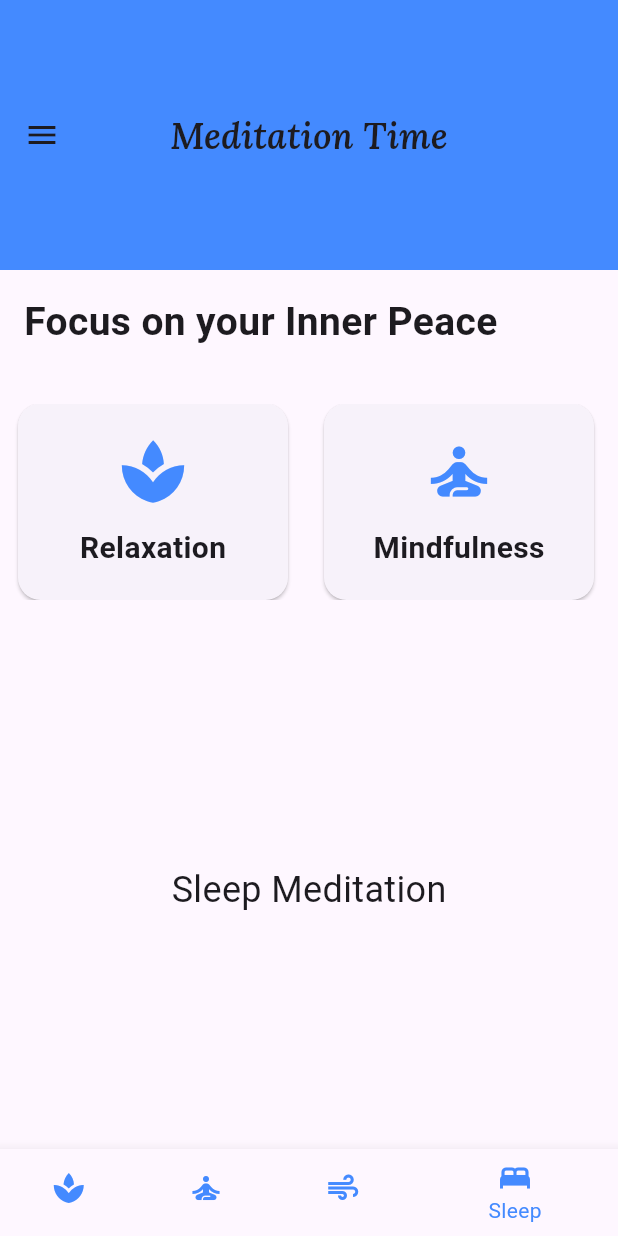
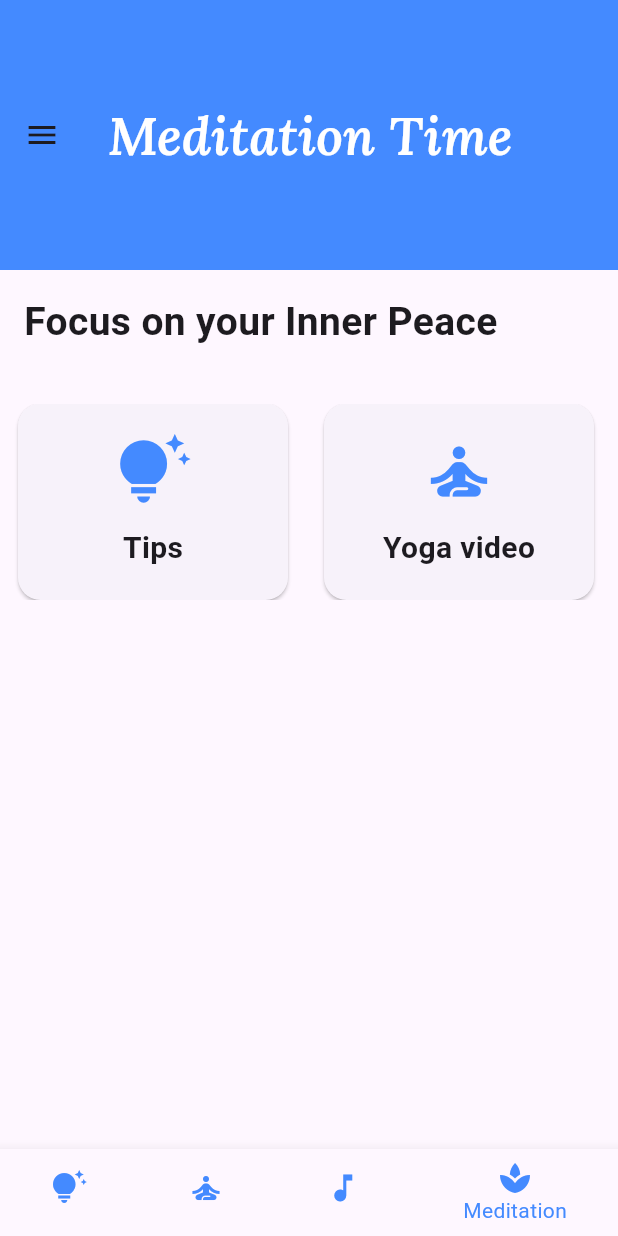
Before and after one commit to 7336x/batol_reem_2, a Flutter app: the screen it shows after launch, item 4 of the bottom bar chosen, on a phone screen of 412 x 824 dp. Run offline on Flutter 3.47's test engine with Material 3 defaults, Android fonts, the phone set to English and light mode, and no system bars; our stand-ins replace dio, go_router, google_fonts, shared_preferences; missing offline and left inert: jwt_decode; accounts and stored records are empty; project files that could hold a hidden picture were left out.

Commit message:
changed the icon

```diff
--- a/lib/pages/home_page.dart
+++ b/lib/pages/home_page.dart
@@ -55,14 +55,14 @@ class MeditationHomePage extends StatefulWidget {
 class _MeditationHomePageState extends State<MeditationHomePage> {
   int _selectedIndex = 0;
 
-  static const List<Widget> _pages = <Widget>[
-    Center(
-        child: Text('Relaxation Meditation', style: TextStyle(fontSize: 24))),
-    Center(
-        child: Text('Mindfulness Meditation', style: TextStyle(fontSize: 24))),
-    Center(child: Text('Breathing Meditation', style: TextStyle(fontSize: 24))),
-    Center(child: Text('Sleep Meditation', style: TextStyle(fontSize: 24))),
-  ];
+  // static const List<Widget> _pages = <Widget>[
+  //   Center(
+  //       child: Text('Relaxation Meditation', style: TextStyle(fontSize: 24))),
+  //   Center(
+  //       child: Text('Mindfulness Meditation', style: TextStyle(fontSize: 24))),
+  //   Center(child: Text('Breathing Meditation', style: TextStyle(fontSize: 24))),
+  //   Center(child: Text('Sleep Meditation', style: TextStyle(fontSize: 24))),
+  // ];
 
   void _onItemTapped(int index) {
     setState(() {
@@ -77,9 +77,10 @@ class _MeditationHomePageState extends State<MeditationHomePage> {
         title: Text(
           'Meditation Time',
           style: GoogleFonts.lora(
-            fontSize: 24,
+            fontSize: 35,
             fontWeight: FontWeight.w600, // SemiBold
             fontStyle: FontStyle.italic, // Italic style
+            color: Colors.white,
           ),
         ),
         toolbarHeight: 180, // Increased AppBar height
@@ -152,41 +153,41 @@ class _MeditationHomePageState extends State<MeditationHomePage> {
             scrollDirection: Axis.horizontal,
             child: Row(
               children: [
-                _buildMeditationCard(context, 'Relaxation', Icons.spa),
+                _buildMeditationCard(context, 'Tips', Icons.tips_and_updates),
                 _buildMeditationCard(
-                    context, 'Mindfulness', Icons.self_improvement),
-                _buildMeditationCard(context, 'Breathing', Icons.air),
-                _buildMeditationCard(context, 'Sleep', Icons.bed),
+                    context, 'Yoga video', Icons.self_improvement),
+                _buildMeditationCard(context, 'Music', Icons.music_note),
+                _buildMeditationCard(context, 'Meditation', Icons.spa),
               ],
             ),
           ),
           const SizedBox(height: 20),
-          Expanded(
-            child: _pages[_selectedIndex], // Display selected page content
-          ),
+          // Expanded(
+          //   child: _pages[_selectedIndex], // Display selected page content
+          // ),
         ],
       ),
       bottomNavigationBar: BottomNavigationBar(
         items: const <BottomNavigationBarItem>[
           BottomNavigationBarItem(
-            icon:
-                Icon(Icons.spa, color: Colors.blueAccent), // Changed icon color
-            label: 'Relaxation',
+            icon: Icon(Icons.tips_and_updates,
+                color: Colors.blueAccent), // Changed icon color
+            label: 'Tips',
           ),
           BottomNavigationBarItem(
             icon: Icon(Icons.self_improvement,
                 color: Colors.blueAccent), // Changed icon color
-            label: 'Mindfulness',
+            label: 'Yoga video',
+          ),
+          BottomNavigationBarItem(
+            icon: Icon(Icons.music_note,
+                color: Colors.blueAccent), // Changed icon color
+            label: 'Music',
           ),
           BottomNavigationBarItem(
             icon:
-                Icon(Icons.air, color: Colors.blueAccent), // Changed icon color
-            label: 'Breathing',
-          ),
-          BottomNavigationBarItem(
-            icon:
-                Icon(Icons.bed, color: Colors.blueAccent), // Changed icon color
-            label: 'Sleep',
+                Icon(Icons.spa, color: Colors.blueAccent), // Changed icon color
+            label: 'Meditation',
           ),
         ],
         currentIndex: _selectedIndex,
```
